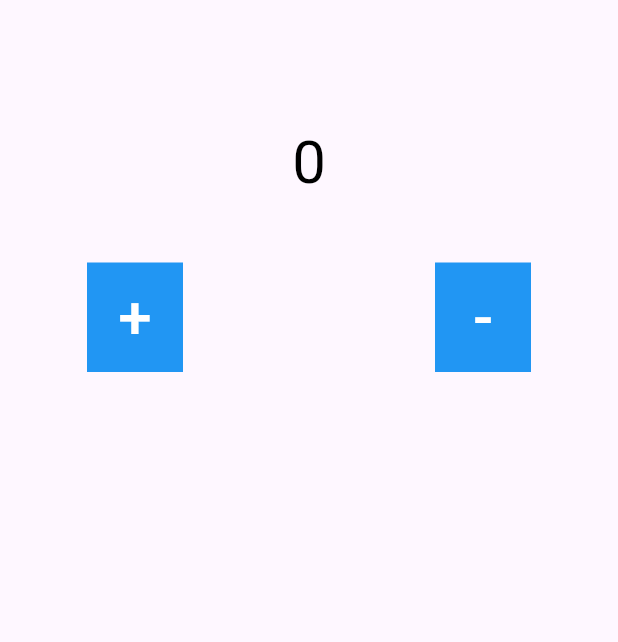
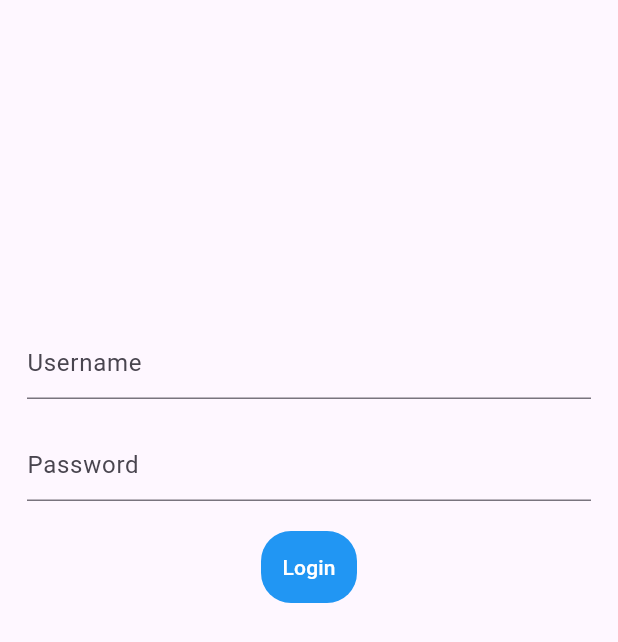
Before and after one commit to Martinabraham333/Bloc-Tutorial-, a Flutter app: the screen it shows after launch, on a phone screen of 412 x 824 dp. Shown: the top 642 px of the screen. Run offline on Flutter 3.47's test engine with Material 3 defaults, Android fonts, the phone set to English and light mode, and no system bars; our stand-ins replace bloc, flutter_bloc.

Commit message:
Login App

```diff
--- a/lib/CounterApp/bloc/counter_event.dart
+++ b/lib/CounterApp/bloc/counter_event.dart
@@ -1,8 +1,3 @@
-part of 'counter_bloc.dart';
-
-@immutable
-abstract class CounterEvent {}
-
-class increment extends CounterEvent{}
-
-class decrement extends CounterEvent{}
+abstract class CounterEvent{}
+class Increment extends CounterEvent{}
+class Decrement extends CounterEvent{}
--- a/lib/CounterApp/bloc/counter_state.dart
+++ b/lib/CounterApp/bloc/counter_state.dart
@@ -1,8 +1,5 @@
-part of 'counter_bloc.dart';
-
 class CounterState {
   final int count;
-
   CounterState({required this.count});
 }
 
--- /dev/null
+++ b/lib/LoginApp/bloc/login_bloc.dart
@@ -0,0 +1,45 @@
+import 'package:bloc/bloc.dart';
+import 'package:meta/meta.dart';
+
+part 'login_event.dart';
+part 'login_state.dart';
+
+class LoginBloc extends Bloc<LoginEvent, LoginState> {
+  LoginBloc() : super(LoginInitial()) {
+    on<LoginRequested>(_loginRequested);
+
+    on<LogoutRequested>(_logoutRequested);
+  }
+
+  void _loginRequested(LoginRequested event, Emitter<LoginState> emit) async {
+    emit(LoginLoading());
+    try {
+      final username = event.username;
+      final password = event.password;
+
+      if (password.length < 4) {
+        return emit(loginFailure("Password cannot be less than 4 letters."));
+      }
+
+      await Future.delayed(Duration(seconds: 2), () {
+        return emit(LoginSucess(
+            "Login Successful \n Your User Id is $username$password",
+            username,
+            password));
+      });
+    } catch (e) {
+      return emit(loginFailure(e.toString()));
+    }
+  }
+
+  void _logoutRequested(LogoutRequested event, Emitter<LoginState> emit) async {
+    emit(LoginLoading());
+    try {
+      await Future.delayed(Duration(seconds: 2), () {
+        return emit(LoginInitial());
+      });
+    } catch (e) {
+      return emit(loginFailure(e.toString()));
+    }
+  }
+}
--- /dev/null
+++ b/lib/LoginApp/bloc/login_event.dart
@@ -0,0 +1,13 @@
+part of 'login_bloc.dart';
+
+@immutable
+sealed class LoginEvent {}
+
+final class LoginRequested extends LoginEvent {
+  final String username;
+  final String password;
+
+  LoginRequested({required this.username, required this.password});
+}
+
+final class LogoutRequested extends LoginEvent{}
--- /dev/null
+++ b/lib/LoginApp/bloc/login_state.dart
@@ -0,0 +1,22 @@
+part of 'login_bloc.dart';
+
+@immutable
+sealed class LoginState {}
+
+final class LoginInitial extends LoginState {}
+
+final class LoginSucess extends LoginState {
+  final String msg;
+  final String username;
+  final String password;
+
+  LoginSucess(this.msg, this.username, this.password);
+}
+
+final class loginFailure extends LoginState {
+  final String error;
+
+  loginFailure(this.error);
+}
+
+final class LoginLoading extends LoginState {}
--- /dev/null
+++ b/lib/LoginApp/screens/loginScreen.dart
@@ -0,0 +1,188 @@
+import 'package:block_tutorial/LoginApp/bloc/login_bloc.dart';
+import 'package:block_tutorial/LoginApp/screens/HomePage.dart';
+import 'package:flutter/material.dart';
+import 'package:flutter_bloc/flutter_bloc.dart';
+
+class LoginPage extends StatelessWidget {
+  LoginPage({super.key});
+  TextEditingController _userNameController = TextEditingController();
+  TextEditingController _passwordController = TextEditingController();
+  @override
+  Widget build(BuildContext context) {
+    return BlocConsumer<LoginBloc, LoginState>(
+      listener: (context, state) {
+        if (state is loginFailure) {
+          ScaffoldMessenger.of(context)
+              .showSnackBar(SnackBar(content: Text(state.error)));
+        } else if (state is LoginSucess) {
+          Navigator.push(context, MaterialPageRoute(builder: (context) {
+            return HomePage();
+          }));
+        }
+      },
+      builder: (context, state) {
+        if (state is LoginLoading) {
+          return Center(child: CircularProgressIndicator());
+        } else if (state is LoginInitial) {
+          return Scaffold(
+            body: Padding(
+              padding: const EdgeInsets.all(18.0),
+              child: Center(
+                  child: Column(
+                children: [
+                  SizedBox(
+                    height: 200,
+                  ),
+                  TextField(
+                    controller: _userNameController,
+                    decoration: InputDecoration(hintText: "Username"),
+                  ),
+                  SizedBox(
+                    height: 20,
+                  ),
+                  TextField(
+                    controller: _passwordController,
+                    decoration: InputDecoration(hintText: "Password"),
+                  ),
+                  SizedBox(
+                    height: 20,
+                  ),
+                  Container(
+                    decoration: BoxDecoration(
+                        color: Colors.blue,
+                        borderRadius: BorderRadius.circular(20)),
+                    child: TextButton(
+                        onPressed: () async {
+                          context.read<LoginBloc>().add(LoginRequested(
+                              username: _userNameController.text,
+                              password: _passwordController.text));
+                          // Navigator.push(context,
+                          //     MaterialPageRoute(builder: (context) {
+                          //   return HomePage();
+                          //
+                          // )
+                          // );
+                        },
+                        child: Text(
+                          "Login",
+                          style: TextStyle(color: Colors.white),
+                        )),
+                  )
+                ],
+              )),
+            ),
+          );
+        } else {
+        return  Scaffold(body: Container(),);
+        }
+      },
+    );
+  }
+}
+
+
+
+
+
+
+
+
+
+
+
+
+
+
+
+
+
+
+
+
+
+
+
+
+
+// import 'package:block_tutorial/LoginApp/bloc/login_bloc.dart';
+// import 'package:block_tutorial/LoginApp/screens/HomePage.dart';
+// import 'package:flutter/material.dart';
+// import 'package:flutter_bloc/flutter_bloc.dart';
+
+// class LoginPage extends StatelessWidget {
+//   LoginPage({super.key});
+//   TextEditingController _userNameController = TextEditingController();
+//   TextEditingController _passwordController = TextEditingController();
+//   @override
+//   Widget build(BuildContext context) {
+//     return BlocListener<LoginBloc, LoginState>(
+//       listener: (context, state) {
+//         if (state is loginFailure) {
+//           ScaffoldMessenger.of(context)
+//               .showSnackBar(SnackBar(content: Text("${state.error}")));
+//         } else if (state is LoginSucess) {
+//           Navigator.pushAndRemoveUntil(context,
+//               MaterialPageRoute(builder: (context) {
+//             return HomePage();
+//           }), (route) => false);
+//         }
+//       },
+//       child: Scaffold(
+//         body: Padding(
+//           padding: const EdgeInsets.all(18.0),
+//           child: Center(
+//             child: BlocBuilder<LoginBloc, LoginState>(
+//               builder: (context, state) {
+//                 if (state is LoginLoading) {
+//                   return CircularProgressIndicator();
+//                 }
+//                 return Column(
+//                   children: [
+//                     SizedBox(
+//                       height: 200,
+//                     ),
+//                     TextField(
+//                       controller: _userNameController,
+//                       decoration: InputDecoration(hintText: "Username"),
+//                     ),
+//                     SizedBox(
+//                       height: 20,
+//                     ),
+//                     TextField(
+//                       controller: _passwordController,
+//                       decoration: InputDecoration(hintText: "Password"),
+//                     ),
+//                     SizedBox(
+//                       height: 20,
+//                     ),
+//                     Container(
+//                       decoration: BoxDecoration(
+//                           color: Colors.blue,
+//                           borderRadius: BorderRadius.circular(20)),
+//                       child: TextButton(
+//                           onPressed: () async {
+//                             context.read<LoginBloc>().add(LoginRequested(
+//                                 username: _userNameController.text,
+//                                 password: _passwordController.text));
+//                             // Navigator.push(context,
+//                             //     MaterialPageRoute(builder: (context) {
+//                             //   return HomePage();
+//                             //
+//                             // )
+//                             // );
+//                           },
+//                           child: Text(
+//                             "Login",
+//                             style: TextStyle(color: Colors.white),
+//                           )),
+//                     )
+//                   ],
+//                 );
+//               },
+//             ),
+//           ),
+//         ),
+//       ),
+//     );
+//   }
+// }
--- a/lib/main.dart
+++ b/lib/main.dart
@@ -1,9 +1,13 @@
 import 'package:block_tutorial/CounterApp/Screens/Counter_Screen.dart';
 import 'package:block_tutorial/CounterApp/bloc/counter_bloc.dart';
+import 'package:block_tutorial/LoginApp/bloc/login_bloc.dart';
+import 'package:block_tutorial/LoginApp/screens/loginScreen.dart';
+import 'package:block_tutorial/app_bloc_observer.dart';
 import 'package:flutter/material.dart';
 import 'package:flutter_bloc/flutter_bloc.dart';
 
 void main() {
+  Bloc.observer = App_bloc_Observer();
   runApp(const MyApp());
 }
 
@@ -18,11 +22,13 @@ class MyApp extends StatelessWidget {
         BlocProvider(
           create: (context) => CounterBloc(),
         ),
-
+        BlocProvider(
+          create: (context) => LoginBloc(),
+        )
       ],
       child: MaterialApp(
-        home: CounterPage(),
-      )
+          // home: CounterPage(),
+          home: LoginPage()),
     );
   }
 }
```
Also changed, not shown: lib/CounterApp/Screens/Counter_Screen.dart (+4 -3 lines), lib/CounterApp/bloc/counter_bloc.dart (+7 -6 lines), lib/LoginApp/screens/HomePage.dart (added, +75 -0 lines), lib/PROGRAM.dart (added, +31 -0 lines), lib/app_bloc_observer.dart (added, +17 -0 lines).
